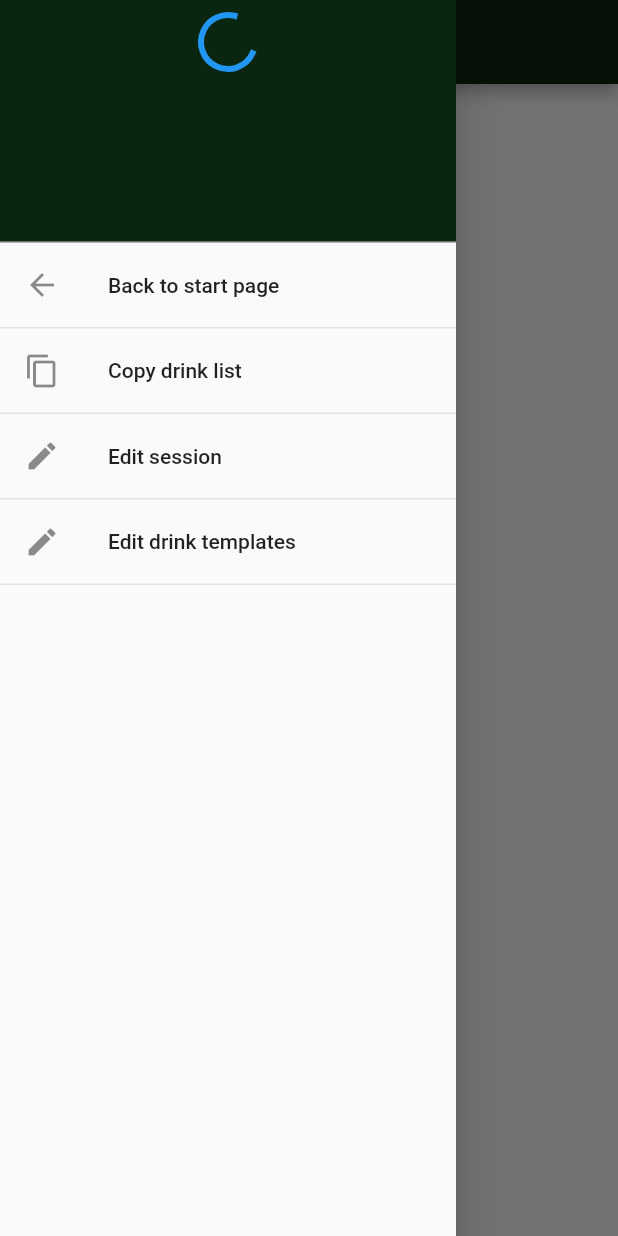
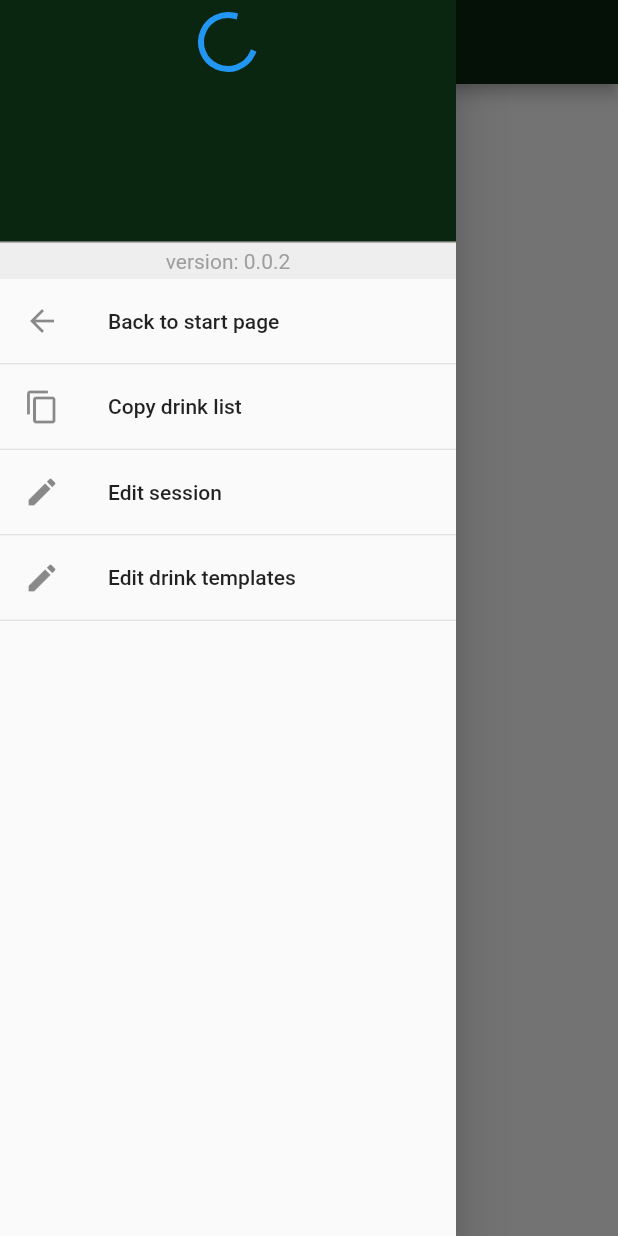
Before and after one commit to tverra/count-me-down, a Flutter app: the SessionPage screen opened by its route, with the side drawer open, on a phone screen of 412 x 824 dp. Run offline on Flutter 3.47's test engine with Material 2 defaults, Android fonts, the light colour scheme and no system bars; our stand-ins replace charts_flutter, font_awesome_flutter, package_info, shared_preferences, sqflite; missing offline and left inert: sqflite_ffi_test, sqflite_wrapper; accounts and stored records are empty.

Commit message:
Display app version

```diff
--- a/lib/pages/session_page.dart
+++ b/lib/pages/session_page.dart
@@ -12,6 +12,7 @@ import 'package:count_me_down/widgets/profile_view.dart';
 import 'package:flutter/material.dart';
 import 'package:flutter/services.dart';
 import 'package:font_awesome_flutter/font_awesome_flutter.dart';
+import 'package:package_info/package_info.dart';
 import 'package:provider/provider.dart';
 
 class SessionPage extends StatefulWidget {
@@ -262,6 +263,26 @@ class _Drawer extends StatelessWidget {
             ),
           ),
           Divider(height: 1.0, color: Color.fromRGBO(0, 0, 0, 0.4)),
+          FutureBuilder<PackageInfo>(
+              future: PackageInfo.fromPlatform(),
+              builder:
+                  (BuildContext context, AsyncSnapshot<PackageInfo> snapshot) {
+                final String version =
+                    snapshot.hasData ? snapshot.data.version : '';
+
+                return Container(
+                  padding: const EdgeInsets.all(4.0),
+                  child: Center(
+                    child: Text(
+                      'version: $version',
+                      style: TextStyle(
+                        color: Colors.grey,
+                      ),
+                    ),
+                  ),
+                  color: Colors.grey[200],
+                );
+              }),
           ListTile(
             title: Text('Back to start page'),
             onTap: () async {
--- a/pubspec.yaml
+++ b/pubspec.yaml
@@ -36,6 +36,7 @@ dependencies:
   provider: ^4.3.2+2
   intl: ^0.16.1
   http: ^0.12.2
+  package_info: ^0.4.3+2
 
 dev_dependencies:
   flutter_test:
```
Also changed, not shown: pubspec.lock.
